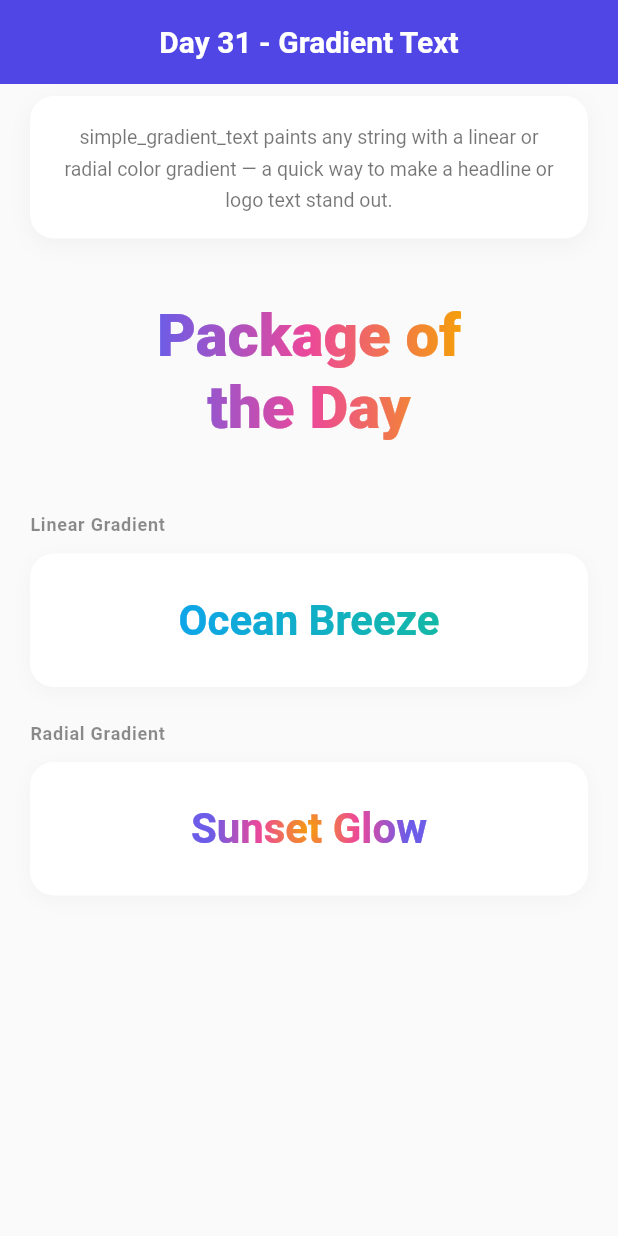
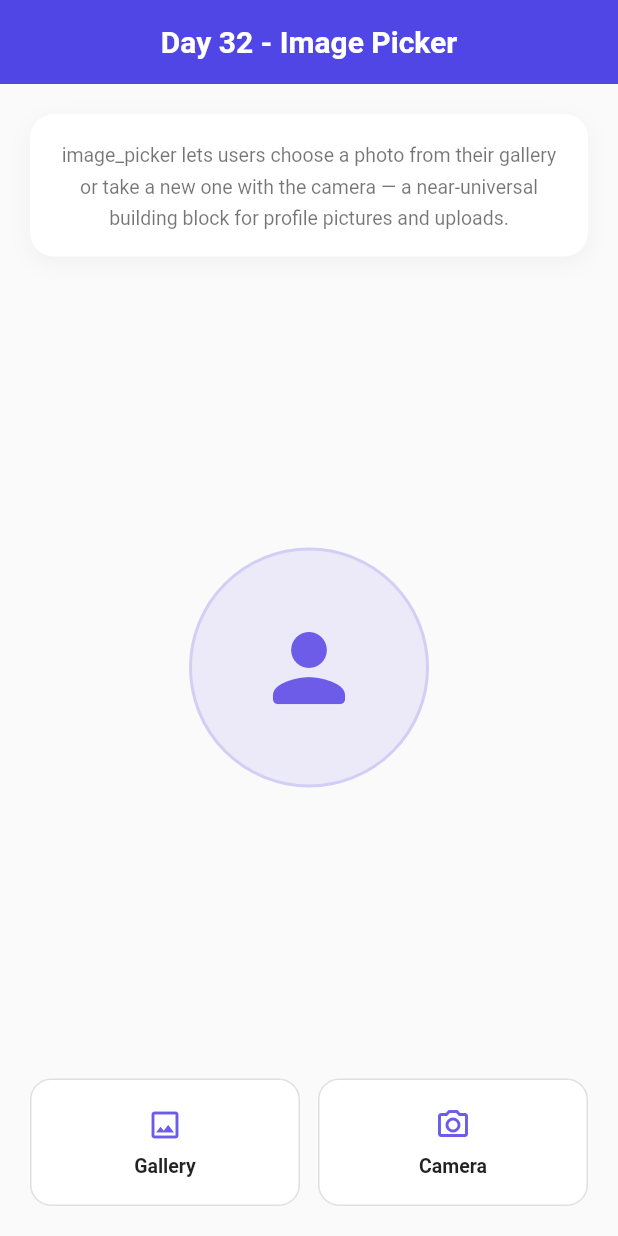
Before and after one commit to SheikhAman/package_of_the_day, a Flutter app: the screen it shows after launch, on a phone screen of 412 x 824 dp. Run offline on Flutter 3.47's test engine with Material 3 defaults, Android fonts, the phone set to English and light mode, and no system bars; drawn by our look-alikes of simple_gradient_text; our stand-ins replace audioplayers, avatar_glow, card_swiper, clay_containers, flutter_blurhash, flutter_custom_clippers and 16 more; missing offline and left inert: aurora, day_night_switch, flutter_carousel_slider, flutter_settings_ui, neon, onboarding.

Commit message:
image_picker

```diff
--- /dev/null
+++ b/lib/features/day32_image_picker/day32_image_picker.dart
@@ -0,0 +1,185 @@
+import 'package:flutter/material.dart';
+import 'package:flutter/services.dart';
+import 'package:image_picker/image_picker.dart';
+
+const _accent = Color(0xFF6C5CE7);
+
+class Day32ImagePicker extends StatefulWidget {
+  const Day32ImagePicker({super.key});
+
+  @override
+  State<Day32ImagePicker> createState() => _Day32ImagePickerState();
+}
+
+class _Day32ImagePickerState extends State<Day32ImagePicker> {
+  Uint8List? _imageBytes;
+  bool _isLoading = false;
+
+  // The original used File(image.path) + Image.file(...), which throws on
+  // Flutter web (there's no real filesystem there — File is unavailable).
+  // Reading the picked image as bytes and displaying it with Image.memory
+  // works identically on mobile, desktop, and web.
+  Future<void> _pickImage(ImageSource source) async {
+    setState(() => _isLoading = true);
+    try {
+      final picked = await ImagePicker().pickImage(source: source);
+      if (picked == null) return; // user cancelled — not an error
+
+      final bytes = await picked.readAsBytes();
+      setState(() => _imageBytes = bytes);
+    } on PlatformException catch (e) {
+      if (!mounted) return;
+      ScaffoldMessenger.of(context).showSnackBar(
+        SnackBar(
+          content: Text('Couldn\'t access the camera/gallery: ${e.message}'),
+        ),
+      );
+    } finally {
+      if (mounted) setState(() => _isLoading = false);
+    }
+  }
+
+  @override
+  Widget build(BuildContext context) {
+    return Scaffold(
+      appBar: AppBar(
+        title: const Text(
+          'Day 32 - Image Picker',
+          style: TextStyle(fontWeight: FontWeight.w600),
+        ),
+      ),
+      body: Padding(
+        padding: const EdgeInsets.all(20),
+        child: Column(
+          crossAxisAlignment: CrossAxisAlignment.stretch,
+          children: [
+            // ── Info card ──────────────────────────────────────────
+            Container(
+              padding: const EdgeInsets.all(16),
+              decoration: BoxDecoration(
+                color: Colors.white,
+                borderRadius: BorderRadius.circular(16),
+                boxShadow: [
+                  BoxShadow(
+                    color: Colors.black.withValues(alpha: 0.04),
+                    blurRadius: 12,
+                    offset: const Offset(0, 4),
+                  ),
+                ],
+              ),
+              child: const Text(
+                'image_picker lets users choose a photo from their gallery '
+                'or take a new one with the camera — a near-universal '
+                'building block for profile pictures and uploads.',
+                textAlign: TextAlign.center,
+                style: TextStyle(
+                  fontSize: 13,
+                  height: 1.6,
+                  color: Colors.black54,
+                ),
+              ),
+            ),
+
+            const Spacer(),
+
+            // ── Preview ────────────────────────────────────────────
+            Center(
+              child: Container(
+                width: 160,
+                height: 160,
+                clipBehavior: Clip.antiAlias,
+                decoration: BoxDecoration(
+                  shape: BoxShape.circle,
+                  color: _accent.withValues(alpha: 0.1),
+                  border: Border.all(
+                    color: _accent.withValues(alpha: 0.2),
+                    width: 2,
+                  ),
+                ),
+                child: _isLoading
+                    ? const Center(
+                        child: CircularProgressIndicator(color: _accent),
+                      )
+                    : _imageBytes != null
+                    ? Image.memory(_imageBytes!, fit: BoxFit.cover)
+                    : const Icon(
+                        Icons.person_rounded,
+                        color: _accent,
+                        size: 72,
+                      ),
+              ),
+            ),
+
+            const Spacer(),
+
+            // ── Buttons ────────────────────────────────────────────
+            Row(
+              children: [
+                Expanded(
+                  child: _PickButton(
+                    icon: Icons.image_outlined,
+                    label: 'Gallery',
+                    onTap: () => _pickImage(ImageSource.gallery),
+                  ),
+                ),
+                const SizedBox(width: 12),
+                Expanded(
+                  child: _PickButton(
+                    icon: Icons.camera_alt_outlined,
+                    label: 'Camera',
+                    onTap: () => _pickImage(ImageSource.camera),
+                  ),
+                ),
+              ],
+            ),
+          ],
+        ),
+      ),
+    );
+  }
+}
+
+class _PickButton extends StatelessWidget {
+  final IconData icon;
+  final String label;
+  final VoidCallback onTap;
+
+  const _PickButton({
+    required this.icon,
+    required this.label,
+    required this.onTap,
+  });
+
+  @override
+  Widget build(BuildContext context) {
+    return Material(
+      color: Colors.white,
+      borderRadius: BorderRadius.circular(14),
+      child: InkWell(
+        borderRadius: BorderRadius.circular(14),
+        onTap: onTap,
+        child: Container(
+          padding: const EdgeInsets.symmetric(vertical: 18),
+          decoration: BoxDecoration(
+            borderRadius: BorderRadius.circular(14),
+            border: Border.all(color: Colors.black12),
+          ),
+          child: Column(
+            children: [
+              Icon(icon, color: _accent, size: 24),
+              const SizedBox(height: 8),
+              Text(
+                label,
+                style: const TextStyle(
+                  fontSize: 13,
+                  fontWeight: FontWeight.w600,
+                  color: Colors.black87,
+                ),
+              ),
+            ],
+          ),
+        ),
+      ),
+    );
+  }
+}
--- a/lib/features/routes.dart
+++ b/lib/features/routes.dart
@@ -29,3 +29,4 @@ export 'day28_day_night_switch/day28_day_night_switch.dart';
 export 'day29_provider/day29_provider.dart';
 export 'day30_flutter_lucide/day30_flutter_lucide.dart';
 export 'day31_simple_gradient_text/day31_simple_gradient_text.dart';
+export 'day32_image_picker/day32_image_picker.dart';
--- a/lib/main.dart
+++ b/lib/main.dart
@@ -59,7 +59,8 @@ class MyApp extends StatelessWidget {
       // home: const Day28DayNightSwitch(),
       // home: const Day29Provider(),
       // home: const Day30FlutterLucide(),
-      home: const Day31SimpleGradientText(),
+      // home: const Day31SimpleGradientText(),
+      home: const Day32ImagePicker(),
     );
   }
 }
--- a/pubspec.yaml
+++ b/pubspec.yaml
@@ -105,6 +105,9 @@ dependencies:
   # For gradient text
   simple_gradient_text: ^1.4.0
 
+  # For picking images from the image library, and taking new pictures with the camera
+  image_picker: ^1.2.3
+
 
 
 dev_dependencies:
```
Also changed, not shown: pubspec.lock, 4 other files.
